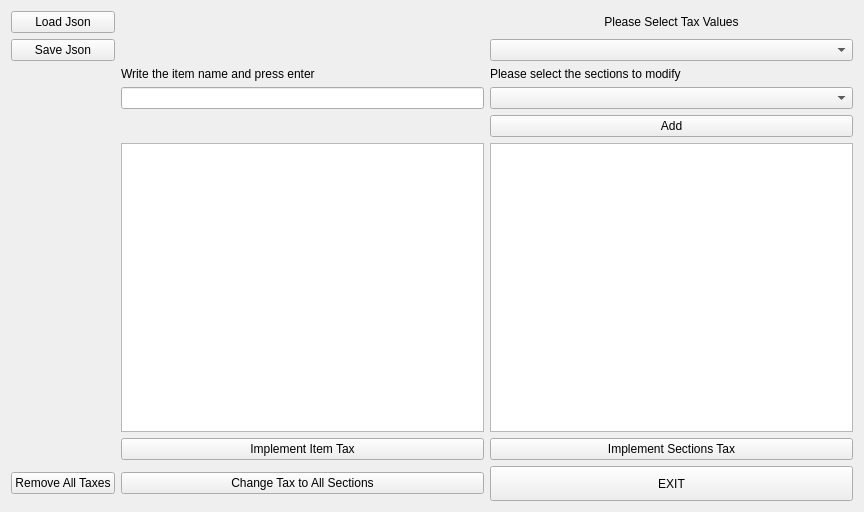
Before: the Qt Designer form form.ui in laralopez17/Menu-Editing-Tool, drawn with Qt 5.
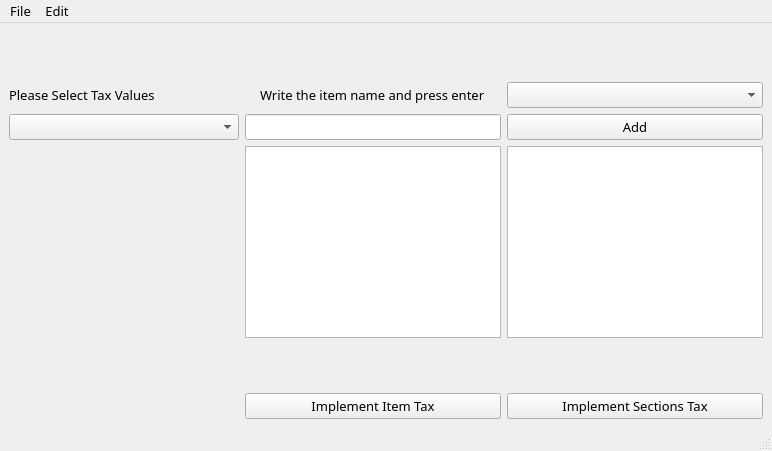
After: the same form once the commit is applied. Icons and pictures are not drawn.

The edit to the form file:
```diff
--- a/form.ui
+++ b/form.ui
@@ -1,161 +1,213 @@
 <?xml version="1.0" encoding="UTF-8"?>
 <ui version="4.0">
  <class>MainWindow</class>
- <widget class="QWidget" name="MainWindow">
+ <widget class="QMainWindow" name="MainWindow">
   <property name="geometry">
    <rect>
     <x>0</x>
     <y>0</y>
-    <width>864</width>
-    <height>512</height>
+    <width>772</width>
+    <height>451</height>
    </rect>
   </property>
-  <property name="mouseTracking">
-   <bool>false</bool>
-  </property>
-  <property name="tabletTracking">
-   <bool>false</bool>
-  </property>
-  <property name="contextMenuPolicy">
-   <enum>Qt::DefaultContextMenu</enum>
-  </property>
-  <property name="acceptDrops">
-   <bool>true</bool>
+  <property name="font">
+   <font>
+    <family>Yu Gothic</family>
+    <pointsize>10</pointsize>
+   </font>
   </property>
   <property name="windowTitle">
    <string>MainWindow</string>
   </property>
-  <property name="toolTip">
-   <string>&lt;html&gt;&lt;head/&gt;&lt;body&gt;&lt;p&gt;&lt;br/&gt;&lt;/p&gt;&lt;/body&gt;&lt;/html&gt;</string>
+  <property name="autoFillBackground">
+   <bool>false</bool>
   </property>
   <property name="styleSheet">
    <string notr="true"/>
   </property>
-  <property name="inputMethodHints">
-   <set>Qt::ImhNone</set>
-  </property>
-  <layout class="QGridLayout" name="gridLayout">
-   <item row="4" column="3">
-    <widget class="QPushButton" name="addSection">
-     <property name="text">
-      <string>Add</string>
+  <widget class="QWidget" name="centralwidget">
+   <layout class="QGridLayout" name="gridLayout">
+    <item row="4" column="2">
+     <widget class="QPushButton" name="addSection">
+      <property name="text">
+       <string>Add</string>
+      </property>
+     </widget>
+    </item>
+    <item row="7" column="2">
+     <widget class="QTextEdit" name="addedSections"/>
+    </item>
+    <item row="7" column="0">
+     <spacer name="horizontalSpacer">
+      <property name="orientation">
+       <enum>Qt::Horizontal</enum>
+      </property>
+      <property name="sizeHint" stdset="0">
+       <size>
+        <width>40</width>
+        <height>20</height>
+       </size>
+      </property>
+     </spacer>
+    </item>
+    <item row="4" column="1">
+     <widget class="QLineEdit" name="itemSearch"/>
+    </item>
+    <item row="11" column="1">
+     <widget class="QPushButton" name="taxImpIt">
+      <property name="text">
+       <string>Implement Item Tax</string>
+      </property>
+     </widget>
+    </item>
+    <item row="2" column="1">
+     <spacer name="verticalSpacer_2">
+      <property name="orientation">
+       <enum>Qt::Vertical</enum>
+      </property>
+      <property name="sizeHint" stdset="0">
+       <size>
+        <width>20</width>
+        <height>40</height>
+       </size>
+      </property>
+     </spacer>
+    </item>
+    <item row="3" column="1" alignment="Qt::AlignHCenter">
+     <widget class="QLabel" name="label">
+      <property name="font">
+       <font>
+        <family>Yu Gothic</family>
+        <pointsize>10</pointsize>
+       </font>
+      </property>
+      <property name="text">
+       <string>Write the item name and press enter</string>
+      </property>
+     </widget>
+    </item>
+    <item row="7" column="1">
+     <widget class="QTextEdit" name="itemList"/>
+    </item>
+    <item row="3" column="2">
+     <widget class="QComboBox" name="sectionList"/>
+    </item>
+    <item row="11" column="2">
+     <widget class="QPushButton" name="taxImpSec">
+      <property name="text">
+       <string>Implement Sections Tax</string>
+      </property>
+     </widget>
+    </item>
+    <item row="8" column="0">
+     <spacer name="verticalSpacer">
+      <property name="orientation">
+       <enum>Qt::Vertical</enum>
+      </property>
+      <property name="sizeHint" stdset="0">
+       <size>
+        <width>20</width>
+        <height>40</height>
+       </size>
+      </property>
+     </spacer>
+    </item>
+    <item row="4" column="0">
+     <widget class="QComboBox" name="taxList"/>
+    </item>
+    <item row="3" column="0">
+     <widget class="QLabel" name="labelTax">
+      <property name="text">
+       <string>Please Select Tax Values</string>
+      </property>
+     </widget>
+    </item>
+   </layout>
+  </widget>
+  <widget class="QMenuBar" name="menubar">
+   <property name="geometry">
+    <rect>
+     <x>0</x>
+     <y>0</y>
+     <width>772</width>
+     <height>29</height>
+    </rect>
+   </property>
+   <widget class="QMenu" name="menuFile">
+    <property name="title">
+     <string>File</string>
+    </property>
+    <addaction name="actionLoad_Json"/>
+    <addaction name="actionSave_Json"/>
+    <addaction name="actionExit"/>
+   </widget>
+   <widget class="QMenu" name="menuEdit">
+    <property name="title">
+     <string>Edit</string>
+    </property>
+    <widget class="QMenu" name="menuTax_Options">
+     <property name="title">
+      <string>Tax Options</string>
      </property>
     </widget>
-   </item>
-   <item row="3" column="3">
-    <widget class="QComboBox" name="sectionList"/>
-   </item>
-   <item row="1" column="3">
-    <widget class="QComboBox" name="taxList">
-     <property name="editable">
-      <bool>false</bool>
-     </property>
-     <property name="currentText">
-      <string/>
-     </property>
-    </widget>
-   </item>
-   <item row="5" column="2">
-    <widget class="QTextEdit" name="itemList">
-     <property name="readOnly">
-      <bool>true</bool>
-     </property>
-    </widget>
-   </item>
-   <item row="2" column="3">
-    <widget class="QLabel" name="labelSections">
-     <property name="text">
-      <string>Please select the sections to modify</string>
-     </property>
-    </widget>
-   </item>
-   <item row="6" column="3">
-    <widget class="QPushButton" name="taxImpSec">
-     <property name="text">
-      <string>Implement Sections Tax</string>
-     </property>
-    </widget>
-   </item>
-   <item row="7" column="2">
-    <widget class="QPushButton" name="allSections">
-     <property name="text">
-      <string>Change Tax to All Sections</string>
-     </property>
-    </widget>
-   </item>
-   <item row="3" column="2">
-    <widget class="QLineEdit" name="itemSearch">
-     <property name="text">
-      <string/>
-     </property>
-    </widget>
-   </item>
-   <item row="0" column="0">
-    <widget class="QPushButton" name="loadJson">
-     <property name="text">
-      <string>Load Json</string>
-     </property>
-    </widget>
-   </item>
-   <item row="1" column="0">
-    <widget class="QPushButton" name="saveJson">
-     <property name="text">
-      <string>Save Json</string>
-     </property>
-    </widget>
-   </item>
-   <item row="2" column="2">
-    <widget class="QLabel" name="labelItems">
-     <property name="text">
-      <string>Write the item name and press enter</string>
-     </property>
-    </widget>
-   </item>
-   <item row="7" column="3">
-    <widget class="QPushButton" name="pbExit">
-     <property name="minimumSize">
-      <size>
-       <width>281</width>
-       <height>35</height>
-      </size>
-     </property>
-     <property name="text">
-      <string>EXIT</string>
-     </property>
-    </widget>
-   </item>
-   <item row="0" column="3">
-    <widget class="QLabel" name="labelTax">
-     <property name="text">
-      <string>Please Select Tax Values</string>
-     </property>
-     <property name="alignment">
-      <set>Qt::AlignCenter</set>
-     </property>
-    </widget>
-   </item>
-   <item row="5" column="3">
-    <widget class="QTextEdit" name="addedSections">
-     <property name="readOnly">
-      <bool>true</bool>
-     </property>
-    </widget>
-   </item>
-   <item row="6" column="2">
-    <widget class="QPushButton" name="taxImpIt">
-     <property name="text">
-      <string>Implement Item Tax</string>
-     </property>
-    </widget>
-   </item>
-   <item row="7" column="0">
-    <widget class="QPushButton" name="removeTax">
-     <property name="text">
-      <string>Remove All Taxes</string>
-     </property>
-    </widget>
-   </item>
-  </layout>
+    <addaction name="menuTax_Options"/>
+   </widget>
+   <addaction name="menuFile"/>
+   <addaction name="menuEdit"/>
+  </widget>
+  <widget class="QStatusBar" name="statusbar"/>
+  <action name="actionLoad_Json">
+   <property name="icon">
+    <iconset>
+     <normaloff>images/loadJson.ico</normaloff>images/loadJson.ico</iconset>
+   </property>
+   <property name="text">
+    <string>Load Json</string>
+   </property>
+   <property name="shortcut">
+    <string>Ctrl+A</string>
+   </property>
+  </action>
+  <action name="actionSave_Json">
+   <property name="icon">
+    <iconset>
+     <normaloff>images/saveJson.ico</normaloff>images/saveJson.ico</iconset>
+   </property>
+   <property name="text">
+    <string>Save Json</string>
+   </property>
+   <property name="shortcut">
+    <string>Ctrl+S</string>
+   </property>
+  </action>
+  <action name="actionExit">
+   <property name="icon">
+    <iconset>
+     <normaloff>images/exit.ico</normaloff>images/exit.ico</iconset>
+   </property>
+   <property name="text">
+    <string>Exit</string>
+   </property>
+   <property name="shortcut">
+    <string>Ctrl+Q</string>
+   </property>
+  </action>
+  <action name="actionApply_Tax_to_All_Sections">
+   <property name="text">
+    <string>Apply Tax to All Sections</string>
+   </property>
+   <property name="shortcut">
+    <string>Ctrl+T</string>
+   </property>
+  </action>
+  <action name="actionRemove_Tax_from_All_Sections">
+   <property name="text">
+    <string>Remove Tax from All Sections</string>
+   </property>
+   <property name="shortcut">
+    <string>Ctrl+R</string>
+   </property>
+  </action>
  </widget>
  <tabstops>
   <tabstop>loadJson</tabstop>
```
Left out of the diff: 15 changed lines with no effect on the pictures.
